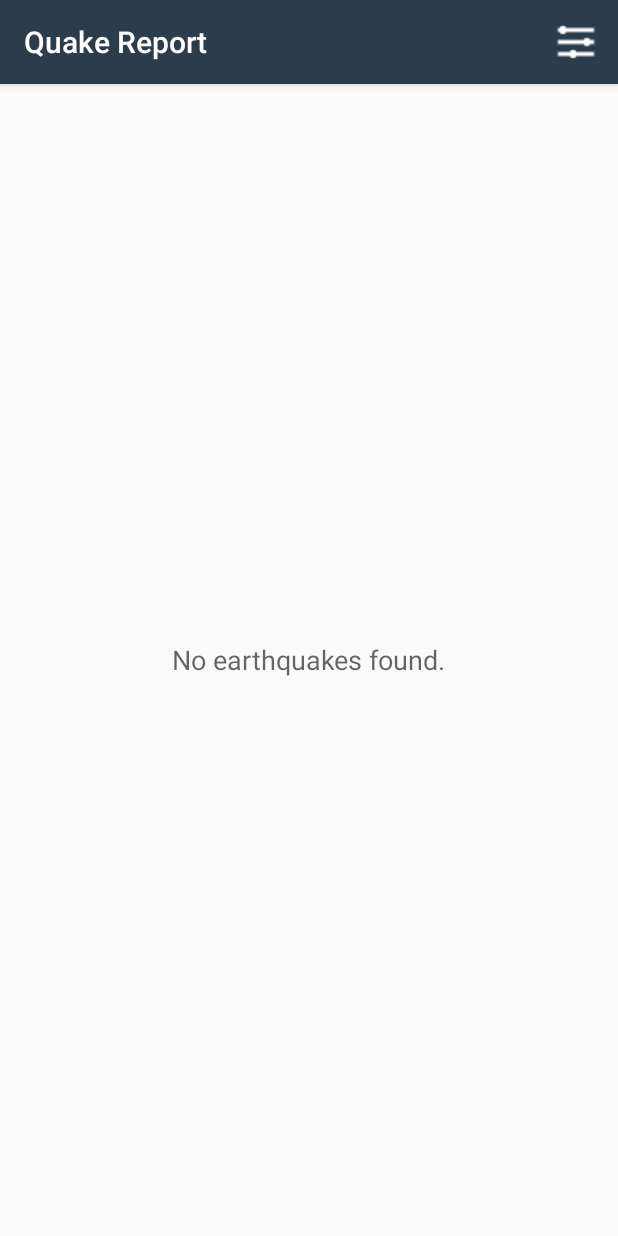
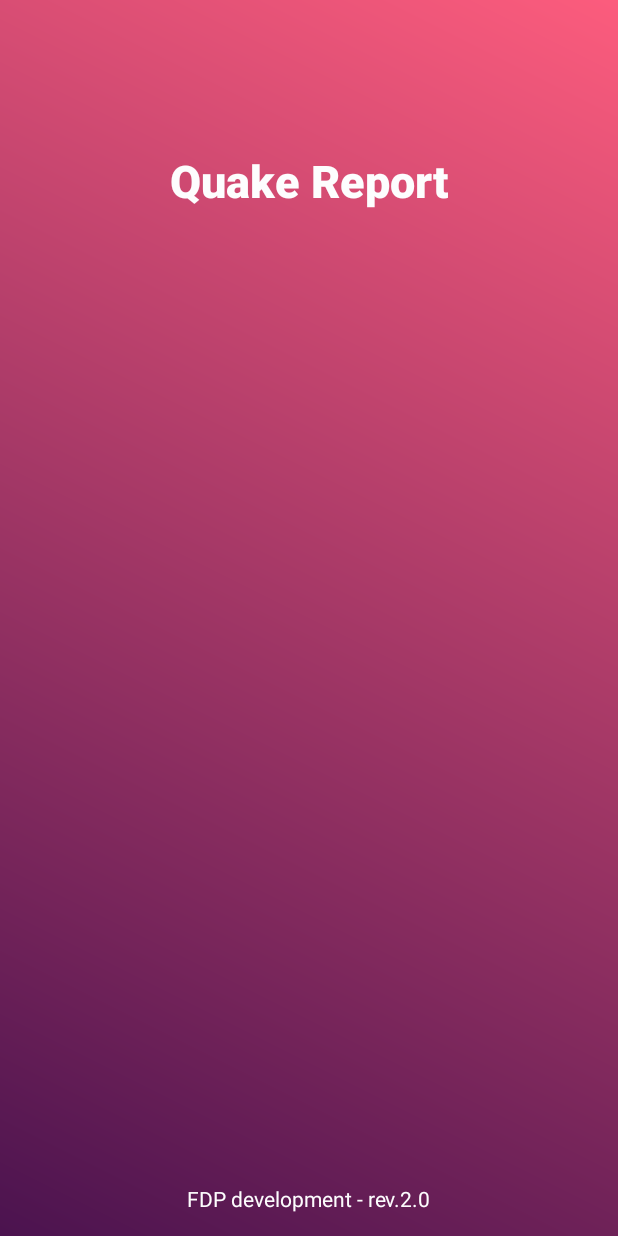
Before and after one commit to fdepedis/QuakeReport, an Android app: the first screen one second after launch (EarthquakeActivity before the commit, SplashScreenActivity after it), on a phone screen of 412 x 824 dp. Run offline under Robolectric (Android 15) with nearby library versions, the phone set to English and light mode, and no system bars.

Commit message:
add splash screen

```diff
--- /dev/null
+++ b/app/src/main/java/it/fdepedis/quakereport/activity/SplashScreenActivity.java
@@ -0,0 +1,36 @@
+package it.fdepedis.quakereport.activity;
+
+import android.content.Intent;
+import android.graphics.drawable.AnimationDrawable;
+import android.os.Handler;
+import android.support.v7.app.AppCompatActivity;
+import android.os.Bundle;
+import android.widget.FrameLayout;
+
+import it.fdepedis.quakereport.R;
+
+public class SplashScreenActivity extends AppCompatActivity {
+
+    // Splash screen timer
+    private static int SPLASH_TIME_OUT = 3000;
+
+    @Override
+    protected void onCreate(Bundle savedInstanceState) {
+        super.onCreate(savedInstanceState);
+        setContentView(R.layout.activity_splash_screen);
+
+        new Handler().postDelayed(new Runnable() {
+
+            @Override
+            public void run() {
+                // This method will be executed once the timer is over
+                // Start your app main activity
+                Intent i = new Intent(SplashScreenActivity.this, EarthquakeActivity.class);
+                startActivity(i);
+
+                // close this activity
+                finish();
+            }
+        }, SPLASH_TIME_OUT);
+    }
+}
--- /dev/null
+++ b/app/src/main/res/layout/activity_splash_screen.xml
@@ -0,0 +1,34 @@
+<?xml version="1.0" encoding="utf-8"?>
+<RelativeLayout xmlns:android="http://schemas.android.com/apk/res/android"
+    android:id="@+id/layout"
+    android:layout_width="match_parent"
+    android:layout_height="match_parent"
+    android:background="@xml/gradient_splash_screen">
+
+    <TextView
+        android:id="@+id/text_app_splash"
+        android:layout_width="wrap_content"
+        android:layout_height="wrap_content"
+        android:text="@string/app_name"
+        android:textSize="30sp"
+        android:textStyle="bold"
+        android:layout_gravity="center_vertical"
+        android:layout_centerHorizontal="true"
+        android:layout_marginTop="100dp"
+        android:fontFamily="sans-serif-medium"
+        android:textColor="@color/colorTextSplashScreen"/>
+
+    <TextView
+        android:id="@+id/text_property"
+        android:layout_width="wrap_content"
+        android:layout_height="wrap_content"
+        android:layout_gravity="center_vertical"
+        android:layout_centerHorizontal="true"
+        android:layout_alignParentBottom="true"
+        android:layout_marginTop="100dp"
+        android:layout_marginBottom="15dp"
+        android:text="@string/legal_property"
+        android:textColor="@color/colorTextSplashScreen"
+        android:textSize="14sp" />
+
+</RelativeLayout>
--- a/app/src/main/res/values/strings.xml
+++ b/app/src/main/res/values/strings.xml
@@ -7,6 +7,9 @@
     <!-- Default text to show with the earthquake location ("Near the Pacific-Antarctic Ridge")
          if no specific kilometer distance from the primary location is given [CHAR LIMIT=30] -->
     <string name="near_the">Near the</string>
+
+    <!-- Text to display application label in splash screen -->
+    <string name="legal_property">FDP development - rev.2.0</string>
 
     <!-- Text to display in the list when there are no earthquakes [CHAR LIMIT=NONE] -->
     <string name="no_earthquakes">No earthquakes found.</string>
--- a/app/src/main/res/values/styles.xml
+++ b/app/src/main/res/values/styles.xml
@@ -1,18 +1,4 @@
 <?xml version="1.0" encoding="utf-8"?>
-<!-- Copyright (C) 2016 The Android Open Source Project
-
-     Licensed under the Apache License, Version 2.0 (the "License");
-     you may not use this file except in compliance with the License.
-     You may obtain a copy of the License at
-
-          http://www.apache.org/licenses/LICENSE-2.0
-
-     Unless required by applicable law or agreed to in writing, software
-     distributed under the License is distributed on an "AS IS" BASIS,
-     WITHOUT WARRANTIES OR CONDITIONS OF ANY KIND, either express or implied.
-     See the License for the specific language governing permissions and
-     limitations under the License.
--->
 <resources>
 
     <!-- Base application theme. -->
@@ -22,4 +8,9 @@
         <item name="colorAccent">@color/colorAccent</item>
     </style>
 
+    <!-- Splash Screen -->
+    <style name="SplashScreenTheme" parent="Theme.AppCompat.NoActionBar">
+        <item name="colorPrimaryDark">@color/colorPrimary</item>
+    </style>
+
 </resources>
--- /dev/null
+++ b/app/src/main/res/xml/gradient_splash_screen.xml
@@ -0,0 +1,8 @@
+
+<shape xmlns:android="http://schemas.android.com/apk/res/android"
+    android:shape="rectangle">
+    <gradient
+        android:angle="45"
+        android:endColor="@color/endColorGradient"
+        android:startColor="@color/stratColorGradient" />
+</shape>
```
Also changed, not shown: app/src/main/AndroidManifest.xml (+5 -2 lines), app/src/main/res/values/colors.xml (+13 -14 lines).
